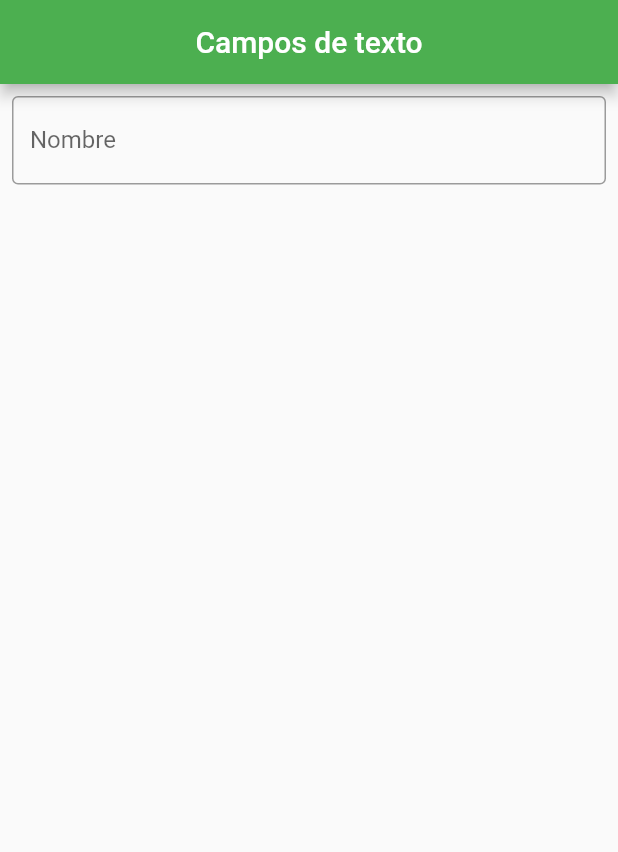
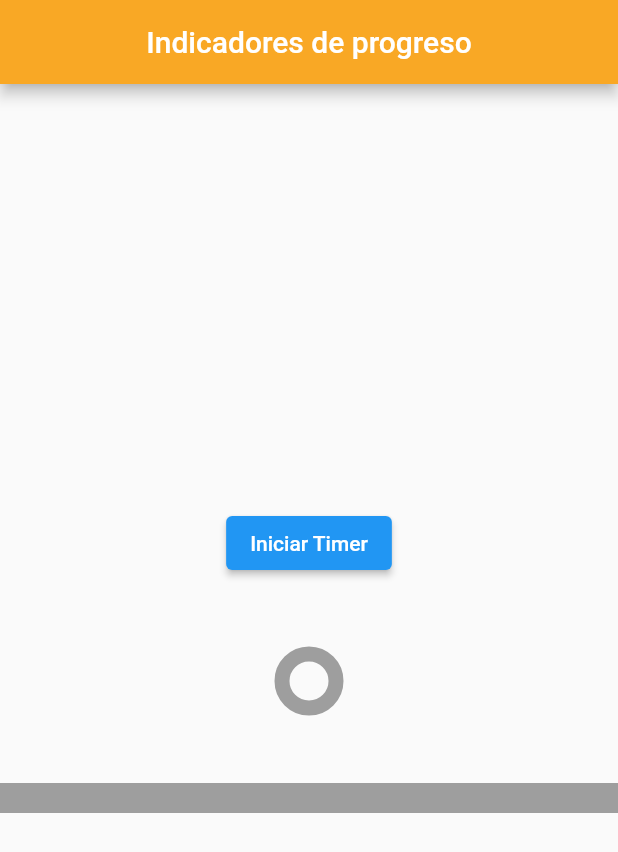
Before and after one commit to EmmanuelHm/basic_components_flutter, a Flutter app: the screen it shows after launch, on a phone screen of 412 x 824 dp. Shown: the top 852 px of the screen. Run offline on Flutter 3.47's test engine with Material 2 defaults, Android fonts, the phone set to English and light mode, and no system bars.

Commit message:
Utilizando widget 'LinerProgress y CircularProgress' en flutter

```diff
--- /dev/null
+++ b/lib/BasicWidgets/25.IndicadoresProgreso.dart/IndicadoresProgreso.dart
@@ -0,0 +1,70 @@
+import 'dart:async';
+
+import 'package:flutter/material.dart';
+
+class IndicadoresProgreso extends StatefulWidget {
+  const IndicadoresProgreso({Key? key}) : super(key: key);
+
+  @override
+  _IndicadoresProgresoState createState() => _IndicadoresProgresoState();
+}
+
+class _IndicadoresProgresoState extends State<IndicadoresProgreso> {
+  double _progreso = 0.0;
+  int _duration = 1;
+
+  void startTimer() {
+    Timer.periodic(Duration(seconds: _duration), (timer) {
+      setState(() {
+        if (_progreso == _duration) {
+          timer.cancel();
+        } else {
+          _progreso += 0.1;
+        }
+      });
+    });
+  }
+
+  @override
+  Widget build(BuildContext context) {
+    return Scaffold(
+      appBar: AppBar(
+        title: Text('Indicadores de progreso'),
+        centerTitle: true,
+        backgroundColor: Colors.yellow[800],
+      ),
+      body: Column(
+        mainAxisAlignment: MainAxisAlignment.center,
+        children: [
+          ElevatedButton(
+            onPressed: () {
+              setState(() {
+                _progreso = 0;
+              });
+              startTimer();
+            },
+            child: Text('Iniciar Timer'),
+          ),
+          SizedBox(
+            height: 50,
+          ),
+          CircularProgressIndicator(
+            backgroundColor: Colors.grey,
+            valueColor: AlwaysStoppedAnimation(Colors.amber),
+            strokeWidth: 10,
+            value: _progreso,
+          ),
+          SizedBox(
+            height: 50,
+          ),
+          LinearProgressIndicator(
+            backgroundColor: Colors.grey,
+            valueColor: AlwaysStoppedAnimation(Colors.red),
+            minHeight: 20,
+            value: _progreso,
+          )
+        ],
+      ),
+    );
+  }
+}
--- a/lib/main.dart
+++ b/lib/main.dart
@@ -1,5 +1,5 @@
 import 'package:flutter/material.dart';
-import 'package:basic_components_flutter/BasicWidgets/24.TextField/InputsTexto.dart';
+import 'package:basic_components_flutter/BasicWidgets/25.IndicadoresProgreso.dart/IndicadoresProgreso.dart';
 
 void main() => runApp(MyApp());
 
@@ -15,7 +15,7 @@ class MyApp extends StatelessWidget {
       // home: BackData(),
 
       // Sistema de Rutas
-      initialRoute: 'textos',
+      initialRoute: 'progress',
       routes: {
         // 'text': (context) => WidgetTexto(),
         // 'recursos': (context) => Recursos(),
@@ -26,7 +26,8 @@ class MyApp extends StatelessWidget {
         // 'botones': (context) => Botones(),
         // 'selectores': (context) => Selectores(),
         // 'switch': (context) => SwitchWidget(),
-        'textos': (context) => InputsTexto()
+        // 'textos': (context) => InputsTexto(),
+        'progress': (context) => IndicadoresProgreso(),
       },
     );
   }
```
Also changed, not shown: lib/BasicWidgets/25.IndicadoresProgreso.dart/progreso1.png (added), lib/BasicWidgets/25.IndicadoresProgreso.dart/progreso2.png (added), lib/BasicWidgets/25.IndicadoresProgreso.dart/progreso3.png (added), lib/BasicWidgets/25.IndicadoresProgreso.dart/progreso4.png (added).
